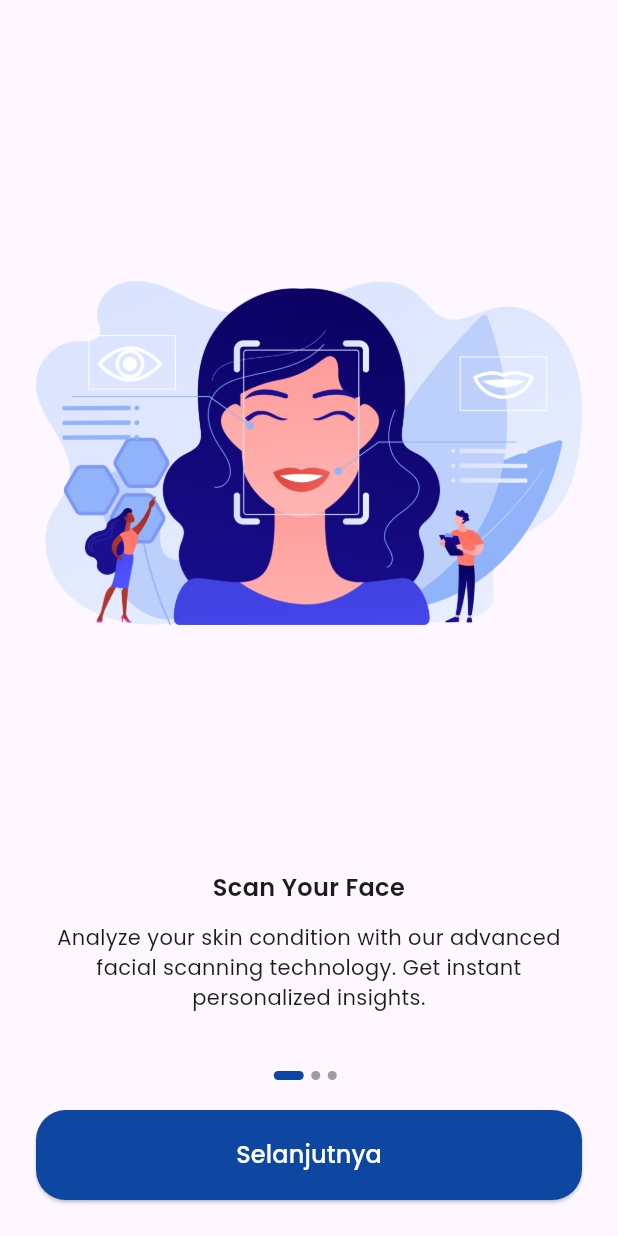
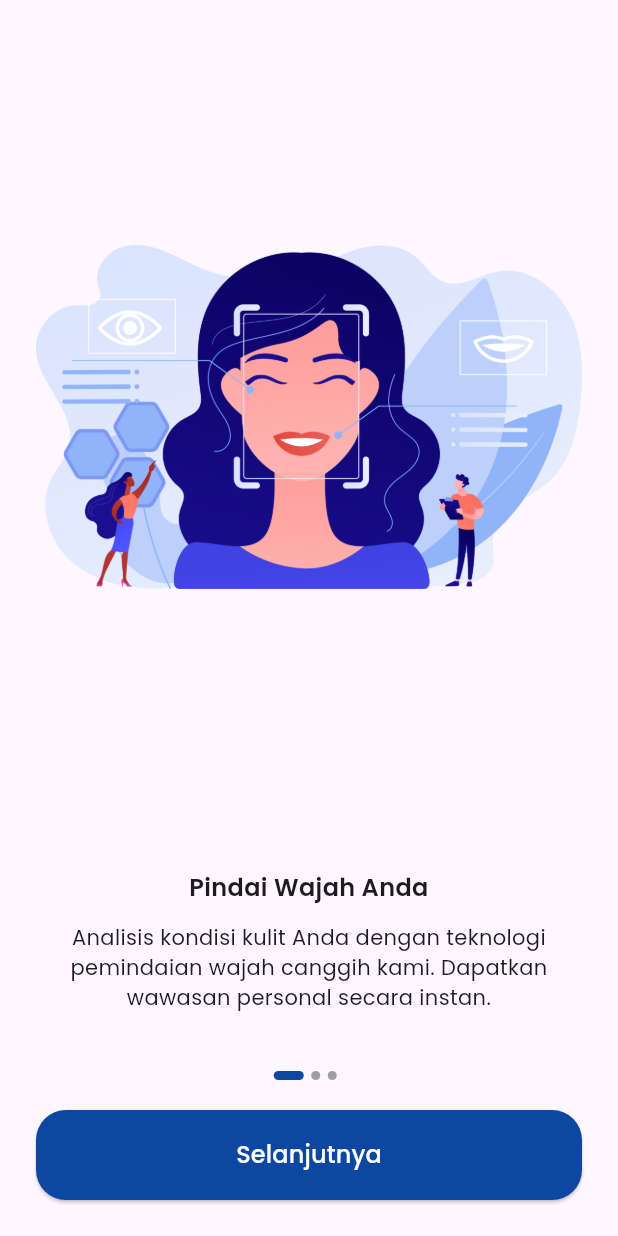
Before and after one commit to codelabs-poliwangi/skinsense-MobileApps, a Flutter app: the screen it shows after launch, on a phone screen of 412 x 824 dp. Run offline on Flutter 3.47's test engine with Material 3 defaults, Android fonts, the phone set to English and light mode, and no system bars; our stand-ins replace font_awesome_flutter, google_fonts, page_transition.

```diff
--- a/lib/presentation/ui/pages/features/splash_onboard/onboard_screen.dart
+++ b/lib/presentation/ui/pages/features/splash_onboard/onboard_screen.dart
@@ -17,21 +17,21 @@ class _OnboardScreenState extends State<OnboardScreen> {
 
   final List<Map<String, String>> splashData = [
     {
-      "title": "Scan Your Face",
+      "title": "Pindai Wajah Anda",
       "text":
-          "Analyze your skin condition with our advanced facial scanning technology. Get instant personalized insights.",
+          "Analisis kondisi kulit Anda dengan teknologi pemindaian wajah canggih kami. Dapatkan wawasan personal secara instan.",
       "image": onboardScanFace,
     },
     {
-      "title": "Personalized Skincare",
+      "title": "Perawatan Kulit Personal",
       "text":
-          "Receive tailored skincare recommendations based on your unique skin type and concerns.",
+          "Terima rekomendasi perawatan kulit yang disesuaikan berdasarkan jenis kulit dan masalah kulit unik Anda.",
       "image": onboardSkincare,
     },
     {
-      "title": "Join the Community",
+      "title": "Bergabung dengan Komunitas",
       "text":
-          "Connect with others, share experiences, and stay up-to-date with the latest skincare trends in our group.",
+          "Terhubung dengan orang lain, berbagi pengalaman, dan tetap up-to-date dengan tren perawatan kulit terbaru dalam grup kami.",
       "image": onboardCommunity,
     },
   ];
@@ -45,9 +45,7 @@ class _OnboardScreenState extends State<OnboardScreen> {
   @override
   Widget build(BuildContext context) {
     return Scaffold(
-      body: Padding(
-        padding: const EdgeInsets.all(24.0),
-        child: SafeArea(
+      body: SafeArea(
         child: Column(
           children: [
             Expanded(
@@ -60,12 +58,19 @@ class _OnboardScreenState extends State<OnboardScreen> {
                   });
                 },
                 itemCount: splashData.length,
-                  itemBuilder: (context, index) => Image.asset(
+                itemBuilder: (context, index) => Container(
+                  child: Container(
+                    padding: const EdgeInsets.all(24),
+                    child: Image.asset(
                       splashData[index]["image"]!,
                     ),
                   ),
                 ),
-              SizedBox(
+              ),
+            ),
+            Padding(
+              padding: const EdgeInsets.all(24),
+              child: SizedBox(
                 height: SizeConfig.calHeightMultiplier(220),
                 child: Column(
                   mainAxisAlignment: MainAxisAlignment.spaceBetween,
@@ -105,8 +110,8 @@ class _OnboardScreenState extends State<OnboardScreen> {
                   ],
                 ),
               ),
+            ),
           ],
-          ),
         ),
       ),
     );
```
Also changed, not shown: assets/images/img_logo.png. Lines whose indentation alone changed are shown as unchanged.
